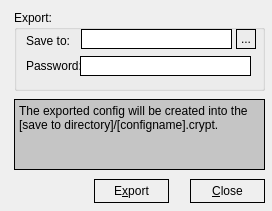
The window that configexport.ui (Securepoint/openvpn-client) describes before a commit, drawn with Qt 5.
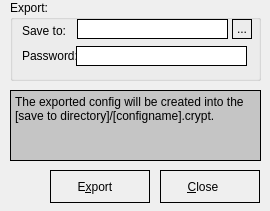
The same window after the commit. Icons and pictures are not drawn.

```diff
--- a/configexport.ui
+++ b/configexport.ui
@@ -6,14 +6,14 @@
    <rect>
     <x>0</x>
     <y>0</y>
-    <width>272</width>
+    <width>270</width>
     <height>211</height>
    </rect>
   </property>
   <property name="minimumSize">
    <size>
-    <width>272</width>
-    <height>211</height>
+    <width>270</width>
+    <height>210</height>
    </size>
   </property>
   <property name="maximumSize">
@@ -35,8 +35,8 @@
   <widget class="QGroupBox" name="groupBox">
    <property name="geometry">
     <rect>
-     <x>14</x>
-     <y>10</y>
+     <x>10</x>
+     <y>0</y>
      <width>251</width>
      <height>81</height>
     </rect>
@@ -122,8 +122,8 @@
   <widget class="QPlainTextEdit" name="plainTextEdit">
    <property name="geometry">
     <rect>
-     <x>14</x>
-     <y>99</y>
+     <x>10</x>
+     <y>90</y>
      <width>251</width>
      <height>71</height>
     </rect>
@@ -151,24 +151,37 @@
   <widget class="QPushButton" name="cmdExport">
    <property name="geometry">
     <rect>
-     <x>94</x>
-     <y>179</y>
-     <width>75</width>
-     <height>24</height>
+     <x>50</x>
+     <y>170</y>
+     <width>100</width>
+     <height>33</height>
     </rect>
    </property>
    <property name="styleSheet">
     <string notr="true">:enabled {border: 1px solid black}
 :disabled {border: 1px solid black}
-:hover {background-color: rgb(195, 195, 195);}</string>
+:hover {background-color: rgb(195, 195, 195);}
+QPushButton {height: 25px; width: 50px;text-align:left;
+	padding-left: 10px;
+	padding-top: 3px;
+	padding-bottom: 3px;}</string>
    </property>
    <property name="text">
-    <string>E&amp;xport</string>
+    <string>     E&amp;xport</string>
    </property>
    <property name="icon">
     <iconset resource="systray.qrc">
      <normaloff>:/images/export.png</normaloff>:/images/export.png</iconset>
    </property>
+   <property name="iconSize">
+    <size>
+     <width>22</width>
+     <height>22</height>
+    </size>
+   </property>
+   <property name="default">
+    <bool>true</bool>
+   </property>
    <property name="flat">
     <bool>true</bool>
    </property>
@@ -176,19 +189,23 @@
   <widget class="QPushButton" name="cmdCancel">
    <property name="geometry">
     <rect>
-     <x>190</x>
-     <y>179</y>
-     <width>75</width>
-     <height>24</height>
+     <x>160</x>
+     <y>170</y>
+     <width>100</width>
+     <height>33</height>
     </rect>
    </property>
    <property name="styleSheet">
     <string notr="true">:enabled {border: 1px solid black}
 :disabled {border: 1px solid black}
-:hover {background-color: rgb(195, 195, 195);}</string>
+:hover {background-color: rgb(195, 195, 195);}
+QPushButton {height: 25px; width: 50px;text-align:left;
+	padding-left: 10px;
+	padding-top: 3px;
+	padding-bottom: 3px;}</string>
    </property>
    <property name="text">
-    <string>&amp;Close</string>
+    <string>     &amp;Close</string>
    </property>
    <property name="icon">
     <iconset resource="systray.qrc">
@@ -196,8 +213,8 @@
    </property>
    <property name="iconSize">
     <size>
-     <width>16</width>
-     <height>16</height>
+     <width>22</width>
+     <height>22</height>
     </size>
    </property>
    <property name="flat">
```
Left out of the diff: 4 changed lines with no effect on the pictures.
